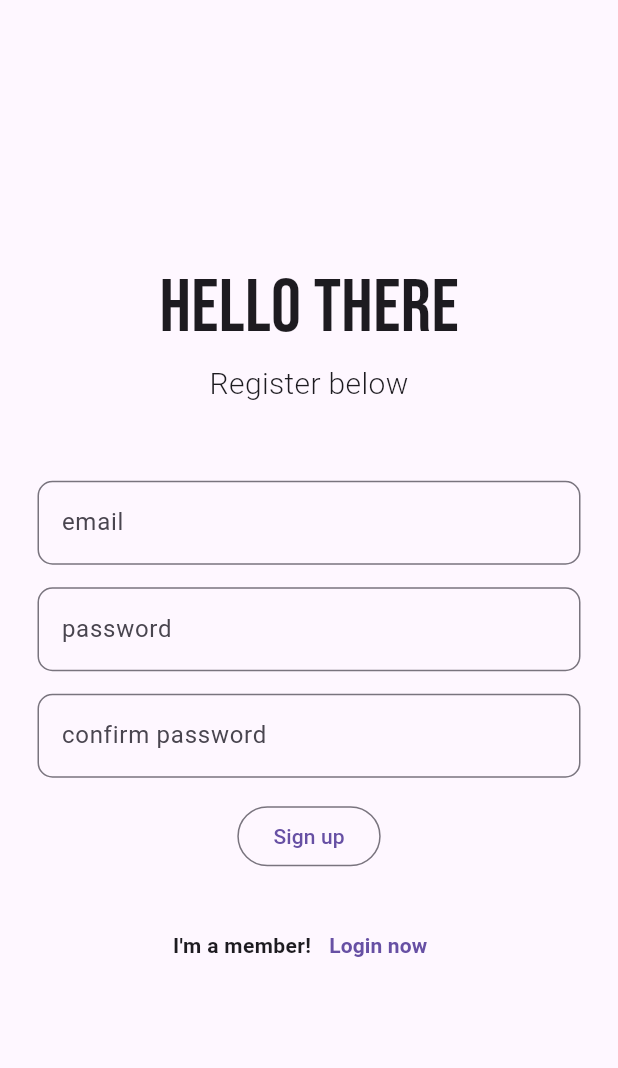
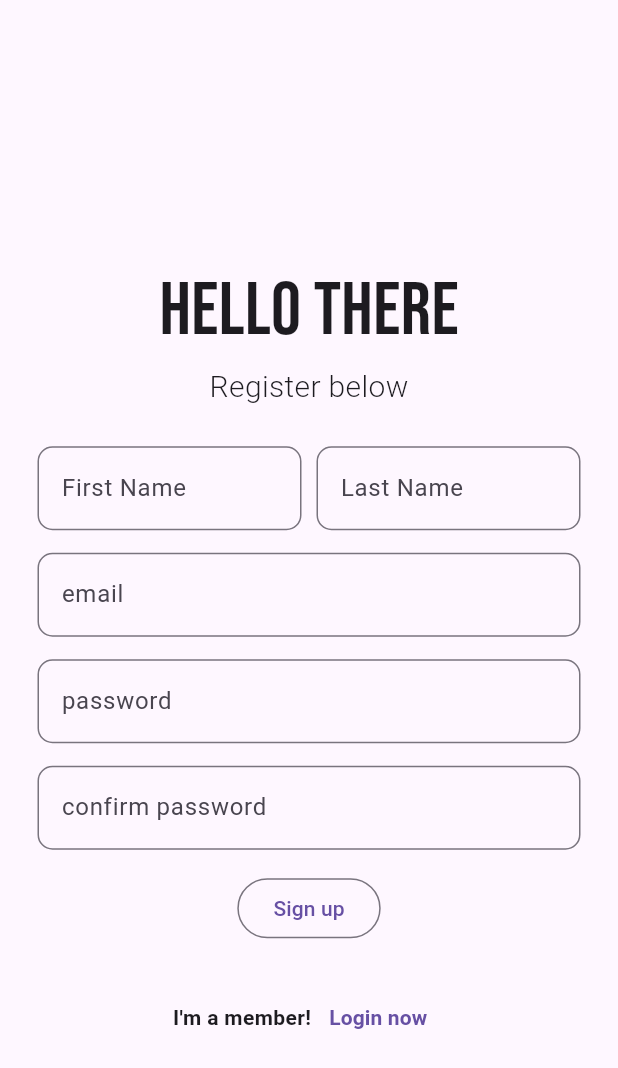
Before and after one commit to Anechaev06/sneaker_store, a Flutter app: the SignUpScreen screen opened directly with empty values, on a phone screen of 412 x 824 dp. Shown: the top 1068 px of the screen. Run offline on Flutter 3.47's test engine with Material 2 defaults, Android fonts, the phone set to English and light mode, and no system bars; our stand-ins replace firebase_auth, firebase_core, flutter_slidable, google_fonts, google_nav_bar, smooth_page_indicator; accounts and stored records are empty.

```diff
--- a/lib/screens/auth/signup_screen.dart
+++ b/lib/screens/auth/signup_screen.dart
@@ -59,6 +59,7 @@ class _SignUpScreenState extends State<SignUpScreen> {
                 // Titles
                 Column(
                   children: [
+                    const SizedBox(height: 50),
                     Text(
                       "Hello There",
                       style: GoogleFonts.bebasNeue(
@@ -73,8 +74,39 @@ class _SignUpScreenState extends State<SignUpScreen> {
                   ],
                 ),
 
-                const SizedBox(height: 50),
+                const SizedBox(height: 25),
 
+                Padding(
+                  padding: const EdgeInsets.symmetric(horizontal: 25.0),
+                  child: Row(
+                    children: [
+                      Expanded(
+                        child: TextField(
+                          controller: _firstNameController,
+                          decoration: InputDecoration(
+                            border: OutlineInputBorder(
+                              borderRadius: BorderRadius.circular(10.0),
+                            ),
+                            hintText: "First Name",
+                          ),
+                        ),
+                      ),
+                      const SizedBox(width: 10),
+                      Expanded(
+                        child: TextField(
+                          controller: _lastNameController,
+                          decoration: InputDecoration(
+                            border: OutlineInputBorder(
+                              borderRadius: BorderRadius.circular(10.0),
+                            ),
+                            hintText: "Last Name",
+                          ),
+                        ),
+                      ),
+                    ],
+                  ),
+                ),
+                const SizedBox(height: 15),
                 // Email TextField
                 Padding(
                   padding: const EdgeInsets.symmetric(horizontal: 25.0),
```
Also changed, not shown: lib/screens/favorites_screen.dart (+8 -9 lines).
